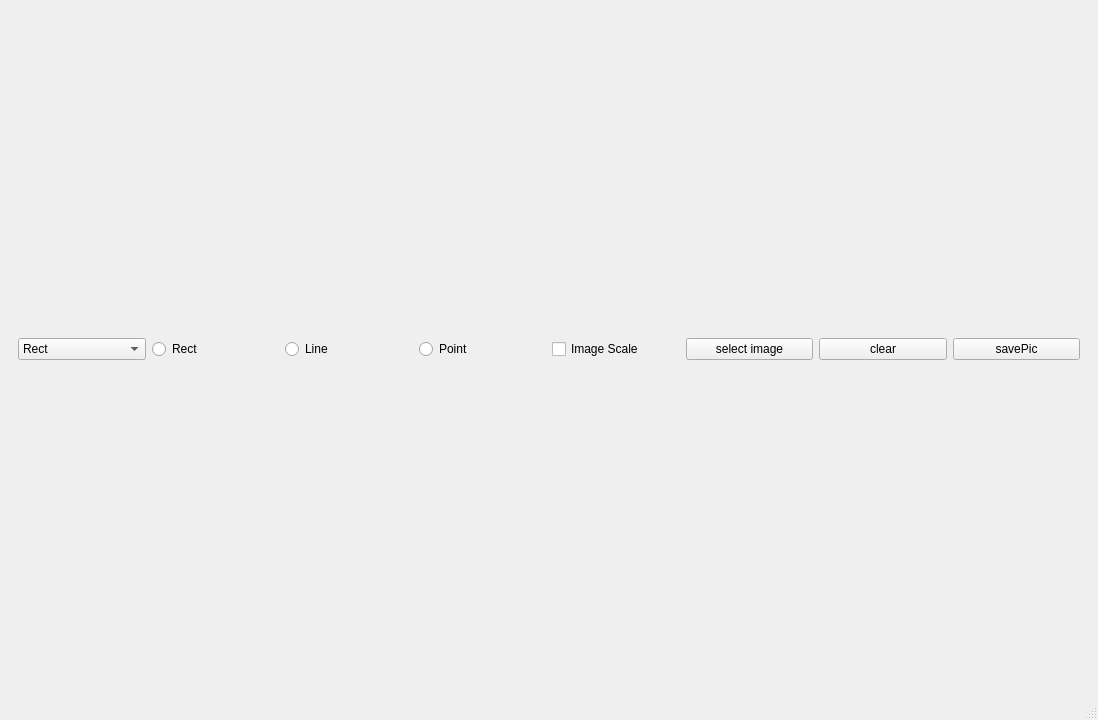
Before: the Qt Designer form PictureFrameDemo/mainwindow.ui in BAOfanTing/CPP_Study, drawn with Qt 5.
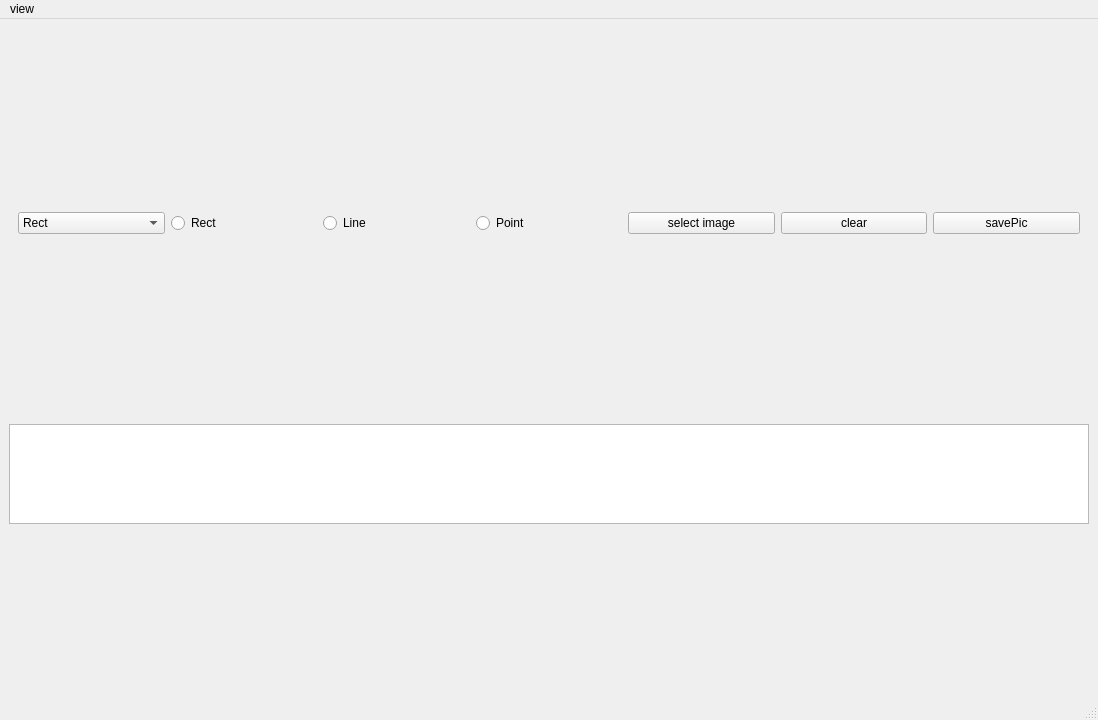
After: the same form once the commit is applied.

The edit to the form file:
```diff
--- a/PictureFrameDemo/mainwindow.ui
+++ b/PictureFrameDemo/mainwindow.ui
@@ -64,13 +64,6 @@
          </property>
         </widget>
        </item>
-       <item>
-        <widget class="QCheckBox" name="m_pckxScale">
-         <property name="text">
-          <string>Image Scale</string>
-         </property>
-        </widget>
-       </item>
        <item>
         <widget class="QPushButton" name="m_ppbtnSelectImage">
          <property name="text">
@@ -98,6 +91,22 @@
     <item>
      <layout class="QVBoxLayout" name="verticalLayout_2"/>
     </item>
+    <item>
+     <widget class="QTextEdit" name="m_pteShowLog">
+      <property name="minimumSize">
+       <size>
+        <width>0</width>
+        <height>100</height>
+       </size>
+      </property>
+      <property name="maximumSize">
+       <size>
+        <width>16777215</width>
+        <height>100</height>
+       </size>
+      </property>
+     </widget>
+    </item>
    </layout>
   </widget>
   <widget class="QMenuBar" name="menubar">
@@ -109,6 +118,13 @@
      <height>26</height>
     </rect>
    </property>
+   <widget class="QMenu" name="menu">
+    <property name="title">
+     <string>view</string>
+    </property>
+    <addaction name="m_pactShowLog"/>
+   </widget>
+   <addaction name="menu"/>
   </widget>
   <widget class="QStatusBar" name="statusbar"/>
  </widget>
```
Left out of the diff: 8 changed lines with no effect on the pictures.
